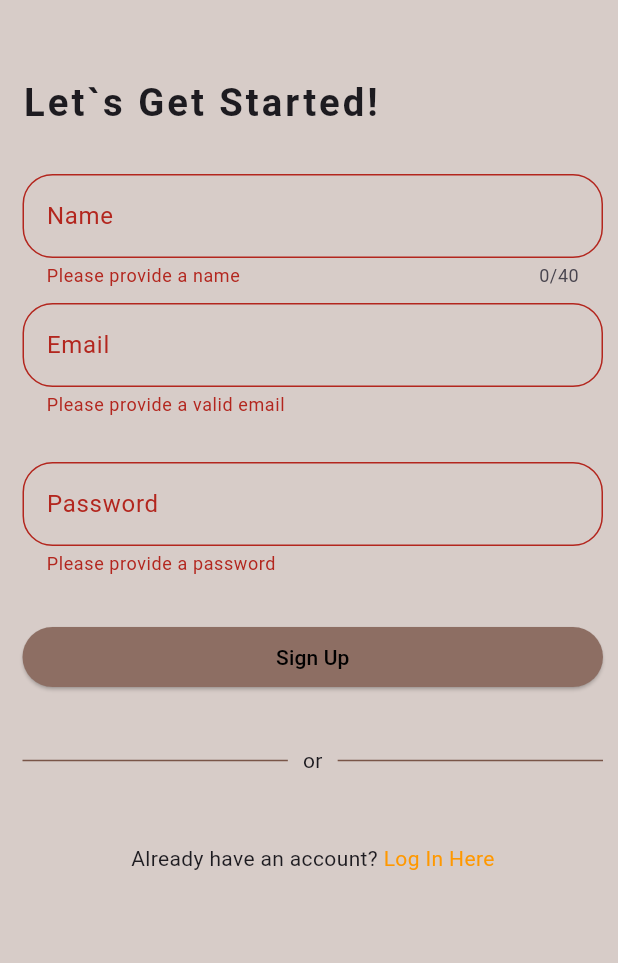
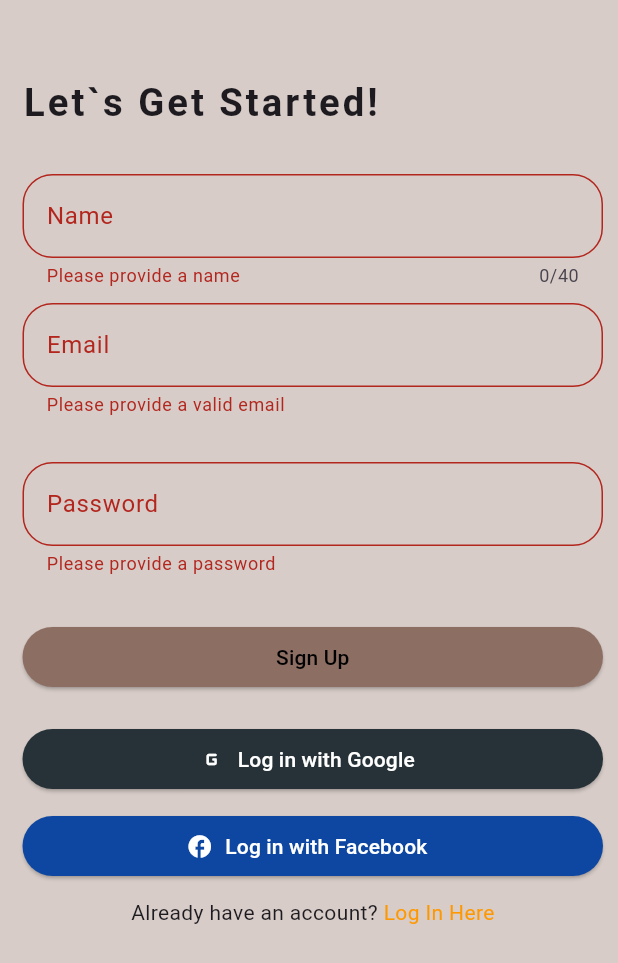
Before and after one commit to CelerinaD/Front-App, a Flutter app: the Signup screen opened by its route, after a tap on "Sign Up", on a phone screen of 412 x 824 dp. Shown: the top 963 px of the screen. Run offline on Flutter 3.47's test engine with Material 3 defaults, Android fonts, the phone set to English and light mode, and no system bars; network calls fail.

Commit message:
Activity 4

```diff
--- a/lib/main.dart
+++ b/lib/main.dart
@@ -6,7 +6,7 @@ import 'package:mobile_appfront/pages/signup.dart';
 import 'package:mobile_appfront/pages/login.dart';
 
 void main() => runApp(MaterialApp(
- initialRoute: '/signup',
+ initialRoute: '/menu',
   routes: {
    '/' : (context) => Dashboard(),
    '/menu' : (context) => Menu(),
--- a/lib/pages/signup.dart
+++ b/lib/pages/signup.dart
@@ -42,16 +42,17 @@ class _SignupState extends State<Signup> {
                     TextFormField(
                       maxLength: 40,
                       decoration: InputDecoration(
-                        label: Text('Name'),
+                        labelText: 'Name',
                         border: OutlineInputBorder(
-                            borderRadius: BorderRadius.circular(20.0)),
+                          borderRadius: BorderRadius.circular(20.0),
+                        ),
                       ),
                       validator: (value) {
                         if (value == null || value.isEmpty) {
                           return 'Please provide a name';
                         }
-                        if (value.length < 2) {
-                          return 'Name should be atleast 3 letters long';
+                        if (value.length < 3) {
+                          return 'Name should be at least 3 letters long';
                         }
                         return null;
                       },
@@ -65,9 +66,10 @@ class _SignupState extends State<Signup> {
                     TextFormField(
                       keyboardType: TextInputType.emailAddress,
                       decoration: InputDecoration(
-                        label: Text('Email'),
+                        labelText: 'Email',
                         border: OutlineInputBorder(
-                            borderRadius: BorderRadius.circular(20.0)),
+                          borderRadius: BorderRadius.circular(20.0),
+                        ),
                       ),
                       validator: (value) {
                         if (value == null || value.isEmpty) {
@@ -85,19 +87,20 @@ class _SignupState extends State<Signup> {
                     TextFormField(
                       obscureText: true,
                       decoration: InputDecoration(
-                        label: Text('Password'),
+                        labelText: 'Password',
                         border: OutlineInputBorder(
-                            borderRadius: BorderRadius.circular(20.0)),
+                          borderRadius: BorderRadius.circular(20.0),
+                        ),
                       ),
                       validator: (value) {
                         if (value == null || value.isEmpty) {
                           return 'Please provide a password';
                         }
                         if (value.length < 8) {
-                          return 'Password should be atleast 8 characters long';
+                          return 'Password should be at least 8 characters long';
                         }
                         if (value.length > 20) {
-                          return 'Password should be atleast 20 characters long';
+                          return 'Password should be at most 20 characters long';
                         }
                         return null;
                       },
@@ -115,6 +118,7 @@ class _SignupState extends State<Signup> {
                           print(name);
                           print(email);
                           print(password);
+                          // Implement signup logic here
                         }
                       },
                       child: Text('Sign Up'),
@@ -123,30 +127,43 @@ class _SignupState extends State<Signup> {
                         foregroundColor: Colors.black,
                       ),
                     ),
-                    Row(
-                      children: [
-                        Expanded(
-                            child: Divider(
-                          color: Colors.brown,
-                        )),
-                        SizedBox(
-                            width: 10,
-                            height: 90.0,
+                    SizedBox(
+                      height: 20.0,
+                    ),
+                    Column(
+                      crossAxisAlignment: CrossAxisAlignment.stretch,
+                      children: <Widget>[
+                        ElevatedButton.icon(
+                          onPressed: () {
+
+                          },
+                          icon: Icon(Icons.g_mobiledata_rounded),
+                          label: Text('Log in with Google'),
+                          style: ElevatedButton.styleFrom(
+                            backgroundColor: Colors.blueGrey[900],
+                            foregroundColor: Colors.white,
+                          ),
                         ),
-                        Text("or"),
-                        SizedBox(width: 10),
-                        Expanded(child: Divider(
-                          color: Colors.brown,
-                        ))
+                        SizedBox(height: 10.0),
+                        ElevatedButton.icon(
+                          onPressed: () {
+
+                          },
+                          icon: Icon(Icons.facebook),
+                          label: Text('Log in with Facebook'),
+                          style: ElevatedButton.styleFrom(
+                            backgroundColor: Colors.blue[900],
+                            foregroundColor: Colors.white,
+                          ),
+                        ),
                       ],
                     ),
                     SizedBox(
-                      width: 30.0,
                       height: 10.0,
                     ),
                     Row(
                       mainAxisAlignment: MainAxisAlignment.center,
-                      children: [
+                      children: <Widget>[
                         Text("Already have an account? "),
                         InkWell(
                           child: Text(
@@ -159,7 +176,7 @@ class _SignupState extends State<Signup> {
                               Navigator.popAndPushNamed(context, '/login'),
                         ),
                       ],
-                    )
+                    ),
                   ],
                 ),
               ),
--- a/pubspec.yaml
+++ b/pubspec.yaml
@@ -35,6 +35,7 @@ dependencies:
   # The following adds the Cupertino Icons font to your application.
   # Use with the CupertinoIcons class for iOS style icons.
   cupertino_icons: ^1.0.6
+  http: ^1.2.1
 
 dev_dependencies:
   flutter_test:
```
Also changed, not shown: lib/pages/menu.dart (+25 -13 lines), lib/services/product.dart (+25 -1 lines), pubspec.lock.
